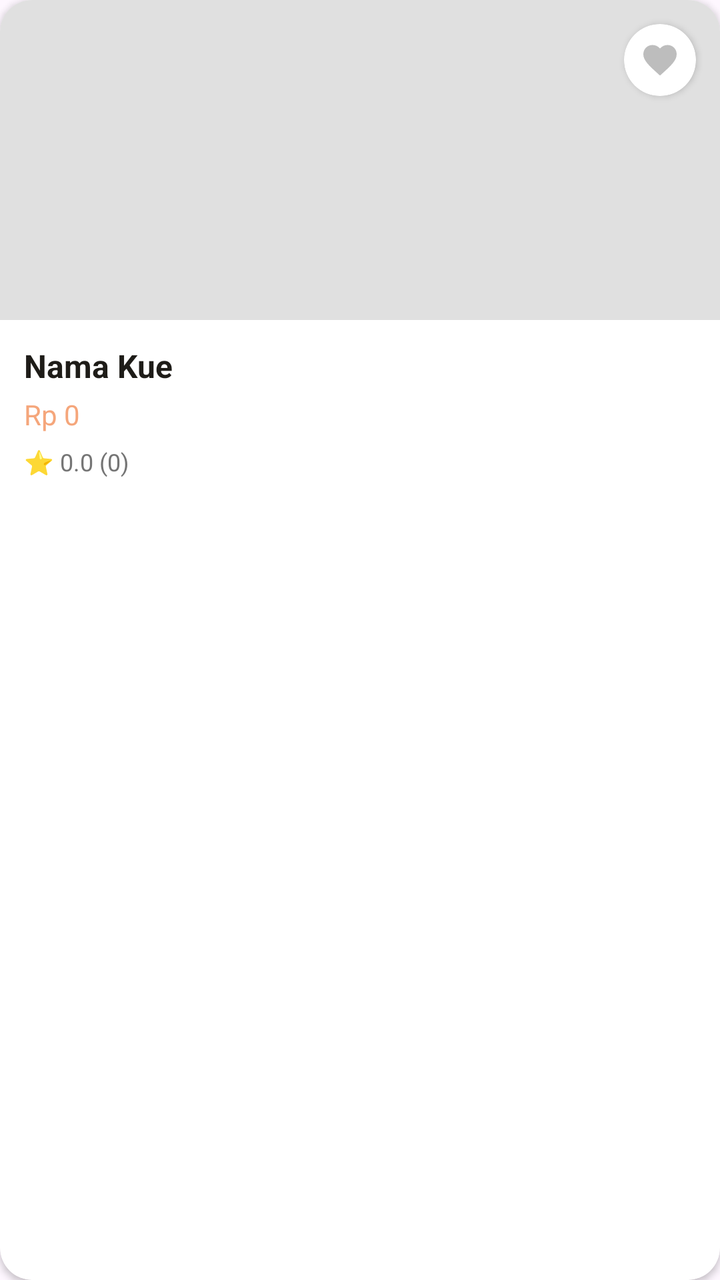
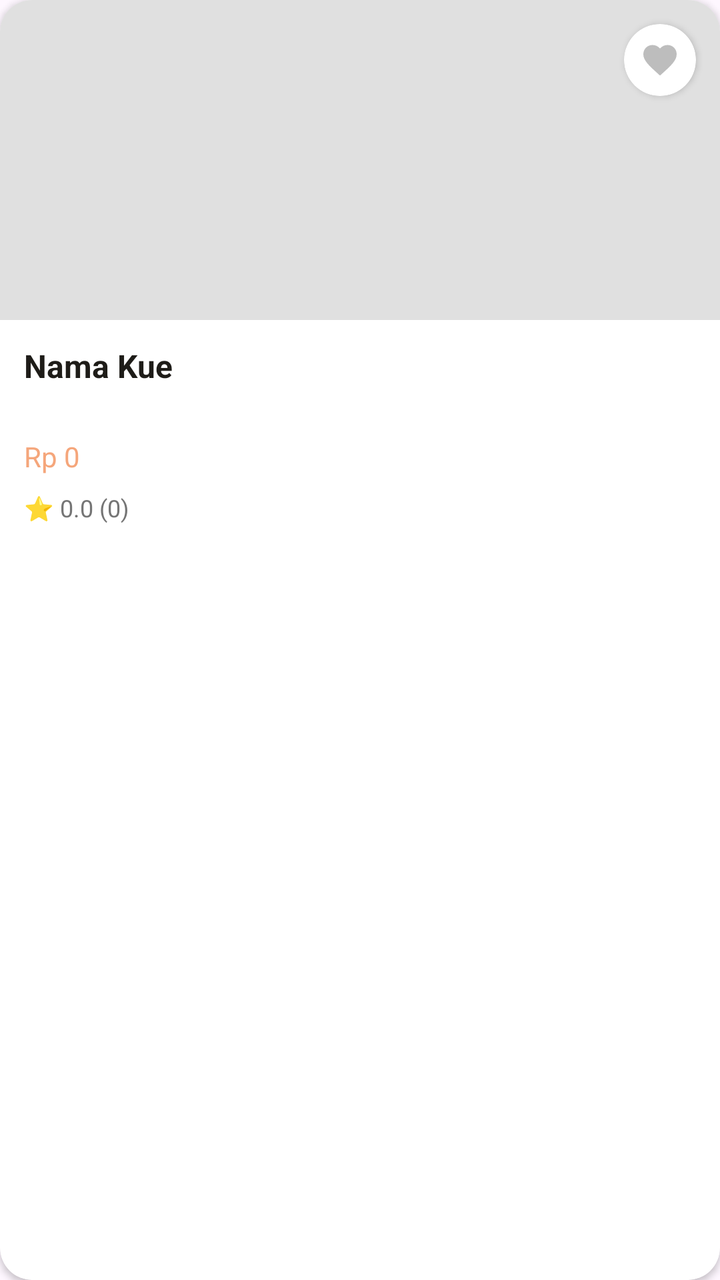

Before-and-after screenshots of an Android layout around one commit, followed by the original layout XML and the change that was made.
<!-- AndroidManifest.xml: application theme Theme.KueWeh -->
<!-- res/layout/item_kue.xml -->
<?xml version="1.0" encoding="utf-8"?>
<androidx.cardview.widget.CardView
    xmlns:android="http://schemas.android.com/apk/res/android"
    xmlns:app="http://schemas.android.com/apk/res-auto"
    android:layout_width="match_parent"
    android:layout_height="wrap_content"
    android:layout_margin="8dp"
    app:cardCornerRadius="16dp"
    app:cardElevation="2dp">

    <LinearLayout
        android:layout_width="match_parent"
        android:layout_height="wrap_content"
        android:orientation="vertical">

        <FrameLayout
            android:layout_width="match_parent"
            android:layout_height="160dp"> <ImageView
            android:id="@+id/imgKue"
            android:layout_width="match_parent"
            android:layout_height="match_parent"
            android:scaleType="centerCrop"
            android:background="#E0E0E0" />

            <androidx.cardview.widget.CardView
                android:id="@+id/btnFavoriteLayout"
                android:layout_width="36dp"
                android:layout_height="36dp"
                android:layout_gravity="top|end"  android:layout_margin="12dp"
                app:cardBackgroundColor="#FFFFFF" app:cardCornerRadius="18dp"
                app:cardElevation="2dp">

                <ImageView
                    android:id="@+id/imgFavoriteHeart"
                    android:layout_width="match_parent"
                    android:layout_height="match_parent"
                    android:padding="8dp"
                    android:src="@drawable/ic_favorite"
                    app:tint="#BDBDBD" /> </androidx.cardview.widget.CardView>
        </FrameLayout>

        <LinearLayout
            android:layout_width="match_parent"
            android:layout_height="wrap_content"
            android:orientation="vertical"
            android:padding="12dp">

            <TextView
                android:id="@+id/tvNamaKue"
                android:layout_width="match_parent"
                android:layout_height="wrap_content"
                android:text="Nama Kue"
                android:textColor="#1E1C18"
                android:textSize="16sp"
                android:textStyle="bold" />

            <TextView
                android:id="@+id/tvHargaKue"
                android:layout_width="match_parent"
                android:layout_height="wrap_content"
                android:layout_marginTop="4dp"
                android:text="Rp 0"
                android:textColor="#F5A67B"
                android:textSize="14sp" />

            <TextView
                android:id="@+id/tvRating"
                android:layout_width="match_parent"
                android:layout_height="wrap_content"
                android:layout_marginTop="6dp"
                android:text="⭐ 0.0 (0)"
                android:textSize="12sp"
                android:textColor="#757575"/>
        </LinearLayout>
    </LinearLayout>
</androidx.cardview.widget.CardView>
<!-- resources referenced by this layout -->
<resources>
  <!-- drawable ic_favorite (drawable) -->
  <vector xmlns:android="http://schemas.android.com/apk/res/android" android:height="24dp" android:tint="#000000" android:viewportHeight="24" android:viewportWidth="24" android:width="24dp">
        
      <path android:fillColor="@android:color/white" android:pathData="M12,21.35l-1.45,-1.32C5.4,15.36 2,12.28 2,8.5 2,5.42 4.42,3 7.5,3c1.74,0 3.41,0.81 4.5,2.09C13.09,3.81 14.76,3 16.5,3 19.58,3 22,5.42 22,8.5c0,3.78 -3.4,6.86 -8.55,11.54L12,21.35z"/>
      
  </vector>
  <style name="Theme.KueWeh" parent="Base.Theme.KueWeh" />
  <style name="Base.Theme.KueWeh" parent="Theme.Material3.DayNight.NoActionBar">
          
          
      </style>
</resources>

<!-- the commit's change to res/layout/item_kue.xml (unified diff, before → after) -->
@@ -15,19 +15,23 @@
 
         <FrameLayout
             android:layout_width="match_parent"
-            android:layout_height="160dp"> <ImageView
-            android:id="@+id/imgKue"
-            android:layout_width="match_parent"
-            android:layout_height="match_parent"
-            android:scaleType="centerCrop"
-            android:background="#E0E0E0" />
+            android:layout_height="160dp">
+
+            <ImageView
+                android:id="@+id/imgKue"
+                android:layout_width="match_parent"
+                android:layout_height="match_parent"
+                android:scaleType="centerCrop"
+                android:background="#E0E0E0" />
 
             <androidx.cardview.widget.CardView
                 android:id="@+id/btnFavoriteLayout"
                 android:layout_width="36dp"
                 android:layout_height="36dp"
-                android:layout_gravity="top|end"  android:layout_margin="12dp"
-                app:cardBackgroundColor="#FFFFFF" app:cardCornerRadius="18dp"
+                android:layout_gravity="top|end"
+                android:layout_margin="12dp"
+                app:cardBackgroundColor="#FFFFFF"
+                app:cardCornerRadius="18dp"
                 app:cardElevation="2dp">
 
                 <ImageView
@@ -36,7 +40,8 @@
                     android:layout_height="match_parent"
                     android:padding="8dp"
                     android:src="@drawable/ic_favorite"
-                    app:tint="#BDBDBD" /> </androidx.cardview.widget.CardView>
+                    app:tint="#BDBDBD" />
+            </androidx.cardview.widget.CardView>
         </FrameLayout>
 
         <LinearLayout
@@ -49,6 +54,9 @@
                 android:id="@+id/tvNamaKue"
                 android:layout_width="match_parent"
                 android:layout_height="wrap_content"
+                android:minLines="2"
+                android:maxLines="2"
+                android:ellipsize="end"
                 android:text="Nama Kue"
                 android:textColor="#1E1C18"
                 android:textSize="16sp"
@@ -58,7 +66,7 @@
                 android:id="@+id/tvHargaKue"
                 android:layout_width="match_parent"
                 android:layout_height="wrap_content"
-                android:layout_marginTop="4dp"
+                android:layout_marginTop="6dp"
                 android:text="Rp 0"
                 android:textColor="#F5A67B"
                 android:textSize="14sp" />
@@ -67,7 +75,7 @@
                 android:id="@+id/tvRating"
                 android:layout_width="match_parent"
                 android:layout_height="wrap_content"
-                android:layout_marginTop="6dp"
+                android:layout_marginTop="8dp"
                 android:text="⭐ 0.0 (0)"
                 android:textSize="12sp"
                 android:textColor="#757575"/>
